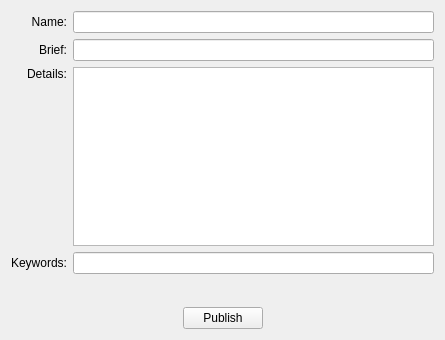
Before: the Qt Designer form frameworks/forge/plugins/publish/PublishForm.ui in dmzgroup/forge, drawn with Qt 5.
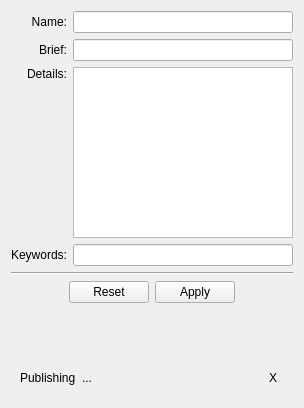
After: the same form once the commit is applied.

Commit message: Publish to forge is getting closer to working fully.

What changed in the file:
```diff
--- a/frameworks/forge/plugins/publish/PublishForm.ui
+++ b/frameworks/forge/plugins/publish/PublishForm.ui
@@ -6,8 +6,8 @@
    <rect>
     <x>0</x>
     <y>0</y>
-    <width>445</width>
-    <height>340</height>
+    <width>304</width>
+    <height>408</height>
    </rect>
   </property>
   <property name="windowTitle">
@@ -81,6 +81,23 @@
      </item>
     </layout>
    </item>
+   <item>
+    <widget class="Line" name="line">
+     <property name="orientation">
+      <enum>Qt::Horizontal</enum>
+     </property>
+    </widget>
+   </item>
+   <item>
+    <widget class="QDialogButtonBox" name="buttonBox">
+     <property name="standardButtons">
+      <set>QDialogButtonBox::Apply|QDialogButtonBox::Reset</set>
+     </property>
+     <property name="centerButtons">
+      <bool>true</bool>
+     </property>
+    </widget>
+   </item>
    <item>
     <spacer name="verticalSpacer">
      <property name="orientation">
@@ -89,47 +106,55 @@
      <property name="sizeHint" stdset="0">
       <size>
        <width>20</width>
-       <height>40</height>
+       <height>70</height>
       </size>
      </property>
     </spacer>
    </item>
    <item>
+    <widget class="QFrame" name="statusFrame">
+     <property name="frameShape">
+      <enum>QFrame::NoFrame</enum>
+     </property>
+     <property name="frameShadow">
+      <enum>QFrame::Plain</enum>
+     </property>
     <layout class="QHBoxLayout" name="horizontalLayout">
      <item>
-      <spacer name="horizontalSpacer">
-       <property name="orientation">
-        <enum>Qt::Horizontal</enum>
-       </property>
-       <property name="sizeHint" stdset="0">
-        <size>
-         <width>40</width>
-         <height>20</height>
-        </size>
-       </property>
-      </spacer>
+       <widget class="QLabel" name="statusLabel">
+        <property name="text">
+         <string>Publishing</string>
+        </property>
+       </widget>
      </item>
      <item>
-      <widget class="QPushButton" name="publishButton">
+       <widget class="QLabel" name="loadingLabel">
+        <property name="sizePolicy">
+         <sizepolicy hsizetype="MinimumExpanding" vsizetype="Preferred">
+          <horstretch>0</horstretch>
+          <verstretch>0</verstretch>
+         </sizepolicy>
+        </property>
        <property name="text">
-        <string>Publish</string>
-       </property>
+         <string>...</string>
+        </property>
+        <property name="alignment">
+         <set>Qt::AlignLeading|Qt::AlignLeft|Qt::AlignVCenter</set>
+        </property>
       </widget>
      </item>
      <item>
-      <spacer name="horizontalSpacer_2">
-       <property name="orientation">
-        <enum>Qt::Horizontal</enum>
-       </property>
-       <property name="sizeHint" stdset="0">
-        <size>
-         <width>40</width>
-         <height>20</height>
-        </size>
-       </property>
-      </spacer>
-     </item>
-    </layout>
+       <widget class="QToolButton" name="cancelButton">
+        <property name="text">
+         <string>X</string>
+        </property>
+        <property name="autoRaise">
+         <bool>true</bool>
+        </property>
+       </widget>
+      </item>
+     </layout>
+    </widget>
    </item>
   </layout>
  </widget>
```
Lines whose indentation alone changed are shown as unchanged. The commit also changes 7 other files.
